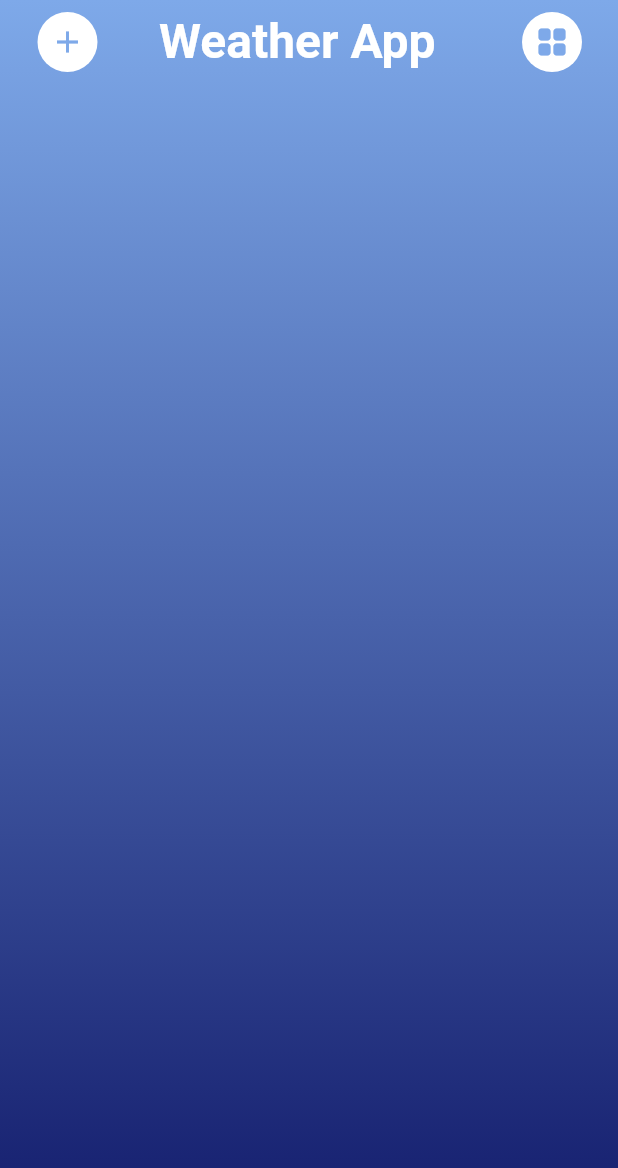
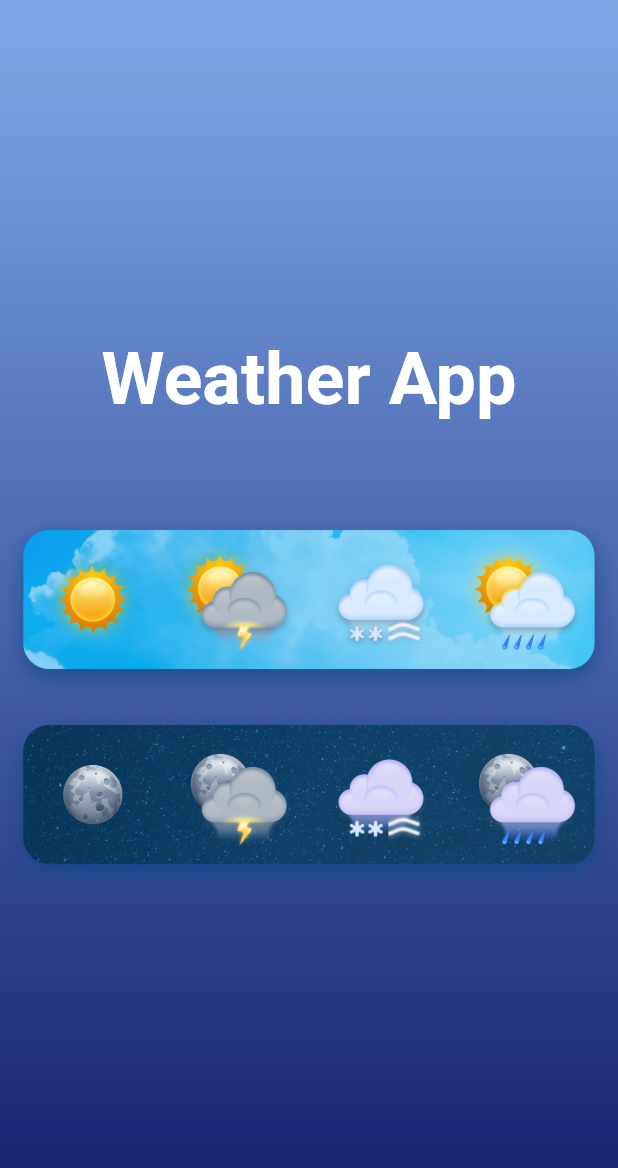
Before and after one commit to TarcosS/flutter-weather-app, a Flutter app: the first screen one second after launch, on a phone screen of 412 x 824 dp. Shown: the top 1168 px of the screen. Run offline on Flutter 3.47's test engine with Material 3 defaults, Android fonts, the phone set to English and light mode, and no system bars; our stand-ins replace shared_preferences.

Commit message:
Splash Added, Delete Feature

```diff
--- a/lib/main.dart
+++ b/lib/main.dart
@@ -1,6 +1,7 @@
 import 'package:flutter/material.dart';
 import 'package:weather_app/pages/home.dart';
 import 'package:weather_app/pages/search.dart';
+import 'package:weather_app/pages/splash.dart';
 
 void main() {
   runApp(const MyApp());
@@ -16,6 +17,20 @@ class MyApp extends StatelessWidget {
       title: 'Flutter Demo',
       debugShowCheckedModeBanner: false,
       routes: Map<String, WidgetBuilder>.from({
+        '/': (context) => Splash(),
+        '/home': (context) => Container(
+        decoration: const BoxDecoration(
+          gradient: LinearGradient(
+              begin: Alignment.topCenter,
+              end: Alignment.bottomCenter,
+              colors: [
+                Color(0xFF7EA9E9),
+                Color(0xFF131C6C),
+              ],
+            )
+        ),
+        child: const Home(),
+      ),
       '/search': (context) => Container(
           decoration: const BoxDecoration(
             gradient: LinearGradient(
@@ -30,19 +45,6 @@ class MyApp extends StatelessWidget {
           child: const Search(),
         ),
       }),
-      home: Container(
-        decoration: const BoxDecoration(
-          gradient: LinearGradient(
-              begin: Alignment.topCenter,
-              end: Alignment.bottomCenter,
-              colors: [
-                Color(0xFF7EA9E9),
-                Color(0xFF131C6C),
-              ],
-            )
-        ),
-        child: const Home(),
-      ),
     );
   }
 }
--- /dev/null
+++ b/lib/pages/splash.dart
@@ -0,0 +1,63 @@
+import 'package:flutter/material.dart';
+import 'package:flutter/services.dart';
+
+class Splash extends StatefulWidget {
+  const Splash({super.key});
+
+  @override
+  State<Splash> createState() => _SplashState();
+}
+
+class _SplashState extends State<Splash> with SingleTickerProviderStateMixin {
+  @override
+  void initState() {
+    super.initState();
+    SystemChrome.setEnabledSystemUIMode(SystemUiMode.immersive);
+
+    Future.delayed(const Duration(seconds: 2), () {
+      Navigator.pushNamed(context, '/home');
+    });
+  }
+
+  @override
+  void dispose() {
+    SystemChrome.setEnabledSystemUIMode(SystemUiMode.manual, overlays: SystemUiOverlay.values);
+    super.dispose();
+  }
+
+  @override
+  Widget build(BuildContext context) {
+    return Container(
+      decoration: const BoxDecoration(
+        gradient: LinearGradient(
+            begin: Alignment.topCenter,
+            end: Alignment.bottomCenter,
+            colors: [
+              Color(0xFF7EA9E9),
+              Color(0xFF131C6C),
+            ],
+          )
+      ),
+      child: Center(
+        child: Column(
+          mainAxisAlignment: MainAxisAlignment.center,
+          children: [
+            Text(
+              'Weather App',
+              style: TextStyle(
+                color: Colors.white,
+                fontFamily: "Roboto",
+                fontSize: 48,
+                fontWeight: FontWeight.w700,
+                decoration: TextDecoration.none,
+              ),
+            ),
+            Padding(padding: EdgeInsets.all(30)),
+            Image.asset('images/splash1.png', height: 130),
+            Image.asset('images/splash2.png', height: 130),
+          ],
+        ),
+      )
+    );
+  }
+}
--- a/pubspec.yaml
+++ b/pubspec.yaml
@@ -62,6 +62,7 @@ flutter:
 
   # To add assets to your application, add an assets section, like this:
   assets:
+    - images/
     - images/day/
     - images/night/
 
```
Also changed, not shown: lib/pages/home.dart (+46 -8 lines), images/splash1.png (added), images/splash2.png (added), 1 other file.
